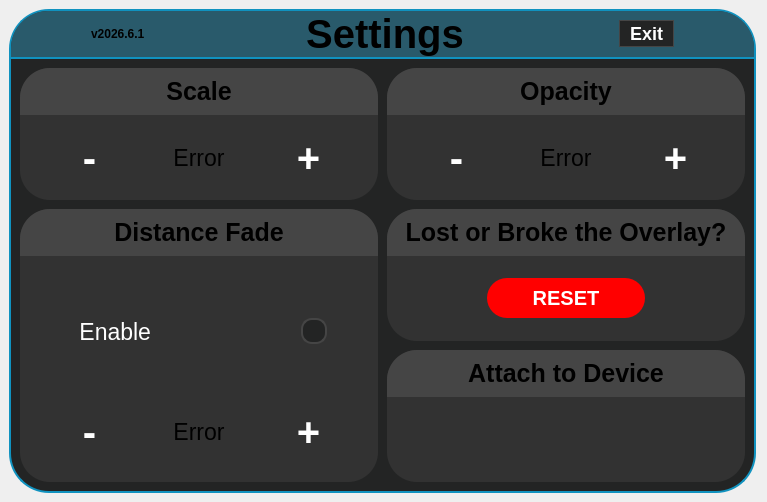
The window that src/userinterface/panicdashboard.ui (Trixxle/SeamenPerformanceOverlay) describes before a commit, drawn with Qt 5.
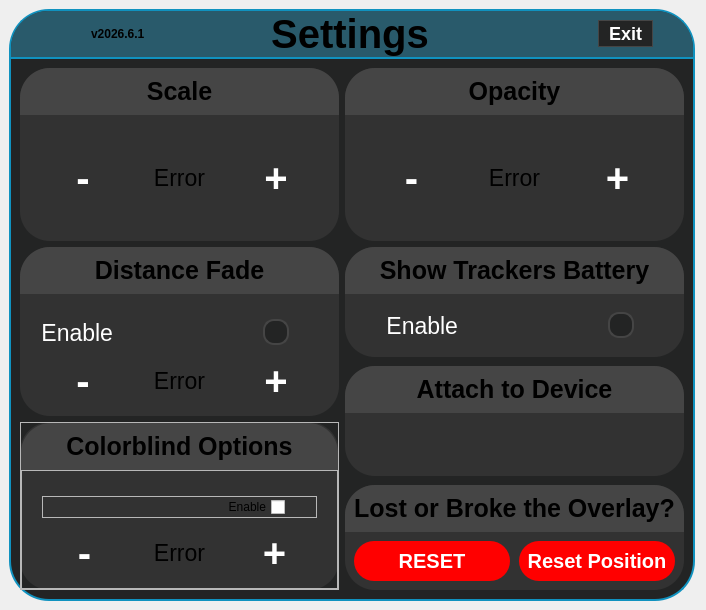
The same window after the commit. Icons and pictures are not drawn.

Commit message: Started working on adding colorblind options and a toggle to show trackers battery lives. UI is nearly finished, logic has not been done

```diff
--- a/src/userinterface/panicdashboard.ui
+++ b/src/userinterface/panicdashboard.ui
@@ -6,8 +6,8 @@
    <rect>
     <x>0</x>
     <y>0</y>
-    <width>767</width>
-    <height>502</height>
+    <width>695</width>
+    <height>610</height>
    </rect>
   </property>
   <property name="windowTitle">
@@ -57,17 +57,17 @@
 
 
 /* --- The 4 Inner Grid Panels  Specific Styling--- */
-#ScaleFrame, #OpacityFrame, #DistanceFadeFrame, #ResetFrame, #AttachedDeviceFrame {
+#colorBlindnessFrame, #showTrackersFrame, #ScaleFrame, #OpacityFrame, #DistanceFadeFrame, #ResetFrame, #AttachedDeviceFrame {
     background-color: rgb(50, 50, 50);
     border-radius: 30px;
 }
 
-#ScaleTitle, #OpacityTitle, #DistanceFadeTitle, #LostOrBrokeTitle, #AttachedDeviceTitle {
+#colorBlindnessTitle, #showTrackersTitle, #ScaleTitle, #OpacityTitle, #DistanceFadeTitle, #LostOrBrokeTitle, #AttachedDeviceTitle {
 	font-size: 25px;
     font-weight: bold;
 }
 
-#DistanceFadeTitleFrame, #ScaleTitleFrame, #OpacityTitleFrame, #LostOrBrokeTitleFrame, #AttachedDeviceTitleFrame {
+#colorBlindnessTitleFrame, #showTrackersTitleFrame, #DistanceFadeTitleFrame, #ScaleTitleFrame, #OpacityTitleFrame, #LostOrBrokeTitleFrame, #AttachedDeviceTitleFrame {
     background-color: #454545;
     border-top-left-radius: 30px;
     border-top-right-radius: 30px;
@@ -75,37 +75,37 @@
     border-bottom-right-radius: 0px;
 }
 
-#DistanceFadeInteractionFrame, #panicButtonFrame, #DistanceFadeCheckFrame{
+#DistanceFadeInteractionFrame, #panicButtonFrame, #DistanceFadeCheckFrame, #showTrackersCheckboxFrame {
 	background-color: transparent;
 	border: none;
 }
 
-/* --- Checkbox Container --- */
-#distanceFadeCheck {
+/* --- Checkboxes  --- */
+#distanceFadeCheck, #showTrackersCheckbox {
 	font-size: 23px;
-    spacing: 150px; /* Pushes the 'Enable' text away from the box */
+    spacing: 150px;
     color: white;
 }
 
 /* --- The Unchecked State (Empty Circle) --- */
-#distanceFadeCheck::indicator {
+#distanceFadeCheck::indicator, #showTrackersCheckbox::indicator {
     width: 22px;
     height: 22px;
-    border-radius: 11px; /* Setting radius to half the width makes a perfect circle */
-    background-color: #232424; /* Matches your darkest background */
-    border: 2px solid #454545; /* Subtle grey ring */
+    border-radius: 11px;
+    background-color: #232424; 
+    border: 2px solid #454545; 
 }
 
 /* --- Hover State --- */
-#distanceFadeCheck::indicator:hover {
-    border: 2px solid rgb(16, 146, 191); /* Glows blue when hovered */
+#distanceFadeCheck::indicator:hover, #showTrackersCheckbox::indicator:hover {
+    border: 2px solid rgb(16, 146, 191); 
 }
 
 /* --- The Checked State (Filled Blue Circle) --- */
-#distanceFadeCheck::indicator:checked {
+#distanceFadeCheck::indicator:checked, #showTrackersCheckbox::indicator:checked {
     background-color: rgb(16, 146, 191); 
     border: 2px solid #232424;
-    image: none; /* Prevents standard Qt checkmark from drawing over it */
+    image: none; 
 }
 
 /*--- Global QLabel --- */
@@ -117,10 +117,10 @@
 QPushButton {
     background-color: transparent;
     color: white;
-    border-radius: 28px;
+    border-radius: 20px;
     font-size: 40px;
     font-weight: bold;
-    padding: 2px 10px; /* Adjust padding to fit your preferred height */
+    padding: 2px 10px; 
 }
 
 QPushButton:hover {
@@ -133,7 +133,7 @@
 
 /* --- Specific Button Overrides --- */
 #panicQuitButton {
-    background-color: #232424; /* Darker background for the quit button */
+    background-color: #232424; 
     font-size: 18px;
     border: 1px solid #454545;
     border-radius: 15px;
@@ -147,22 +147,22 @@
     background-color: #232424
 }
 
-#panicButton {
+#panicButton, #resetPositionButton {
     background-color: #ff0000;
     font-size: 20px;
     padding: 8px;
     border-radius: 20px;
 }
 
-#panicButton:hover {
+#panicButton:hover, #resetPositionButton:hover {
     background-color: #cc0000;
 }
 
-#panicButton:pressed{
+#panicButton:pressed, #resetPositionButton:pressed {
 	background-color: rgb(128,0,0);
 }
 
-#HMDButton:disabled {
+#HMDButton:disabled, #resetPositionButton:disabled {
 	opacity: 05;
 }</string>
   </property>
@@ -225,7 +225,7 @@
         <property name="frameShadow">
          <enum>QFrame::Shadow::Raised</enum>
         </property>
-        <layout class="QHBoxLayout" name="horizontalLayout" stretch="0,0,30,0,29,0,0">
+        <layout class="QHBoxLayout" name="horizontalLayout" stretch="0,0,30,0,40,0">
          <property name="spacing">
           <number>0</number>
          </property>
@@ -319,19 +319,6 @@
            </property>
           </widget>
          </item>
-         <item>
-          <spacer name="horizontalSpacer">
-           <property name="orientation">
-            <enum>Qt::Orientation::Horizontal</enum>
-           </property>
-           <property name="sizeHint" stdset="0">
-            <size>
-             <width>40</width>
-             <height>20</height>
-            </size>
-           </property>
-          </spacer>
-         </item>
         </layout>
        </widget>
       </item>
@@ -350,120 +337,6 @@
          <enum>QFrame::Shadow::Raised</enum>
         </property>
         <layout class="QGridLayout" name="gridLayout">
-         <property name="spacing">
-          <number>9</number>
-         </property>
-         <item row="0" column="1">
-          <widget class="QFrame" name="OpacityFrame">
-           <property name="frameShape">
-            <enum>QFrame::Shape::StyledPanel</enum>
-           </property>
-           <property name="frameShadow">
-            <enum>QFrame::Shadow::Raised</enum>
-           </property>
-           <layout class="QVBoxLayout" name="verticalLayout_3" stretch="0,4">
-            <property name="spacing">
-             <number>0</number>
-            </property>
-            <property name="leftMargin">
-             <number>0</number>
-            </property>
-            <property name="topMargin">
-             <number>0</number>
-            </property>
-            <property name="rightMargin">
-             <number>0</number>
-            </property>
-            <property name="bottomMargin">
-             <number>0</number>
-            </property>
-            <item>
-             <widget class="QFrame" name="OpacityTitleFrame">
-              <property name="frameShape">
-               <enum>QFrame::Shape::StyledPanel</enum>
-              </property>
-              <property name="frameShadow">
-               <enum>QFrame::Shadow::Raised</enum>
-              </property>
-              <layout class="QVBoxLayout" name="verticalLayout_9">
-               <item>
-                <widget class="QLabel" name="OpacityTitle">
-                 <property name="font">
-                  <font>
-                   <family>Segoe UI</family>
-                   <pointsize>-1</pointsize>
-                   <bold>true</bold>
-                  </font>
-                 </property>
-                 <property name="text">
-                  <string>Opacity</string>
-                 </property>
-                 <property name="alignment">
-                  <set>Qt::AlignmentFlag::AlignCenter</set>
-                 </property>
-                </widget>
-               </item>
-              </layout>
-             </widget>
-            </item>
-            <item>
-             <layout class="QHBoxLayout" name="OpacityButtonsLayout">
-              <property name="spacing">
-               <number>10</number>
-              </property>
-              <property name="leftMargin">
-               <number>20</number>
-              </property>
-              <property name="topMargin">
-               <number>10</number>
-              </property>
-              <property name="rightMargin">
-               <number>20</number>
-              </property>
-              <property name="bottomMargin">
-               <number>10</number>
-              </property>
-              <item>
-               <widget class="QPushButton" name="MinusOpacity">
-                <property name="sizePolicy">
-                 <sizepolicy hsizetype="Minimum" vsizetype="Expanding">
-                  <horstretch>0</horstretch>
-                  <verstretch>0</verstretch>
-                 </sizepolicy>
-                </property>
-                <property name="text">
-                 <string>-</string>
-                </property>
-               </widget>
-              </item>
-              <item>
-               <widget class="QLabel" name="OpacityVar">
-                <property name="text">
-                 <string>Error</string>
-                </property>
-                <property name="alignment">
-                 <set>Qt::AlignmentFlag::AlignCenter</set>
-                </property>
-               </widget>
-              </item>
-              <item>
-               <widget class="QPushButton" name="PlusOpacity">
-                <property name="sizePolicy">
-                 <sizepolicy hsizetype="Minimum" vsizetype="Expanding">
-                  <horstretch>0</horstretch>
-                  <verstretch>0</verstretch>
-                 </sizepolicy>
-                </property>
-                <property name="text">
-                 <string>+</string>
-                </property>
-               </widget>
-              </item>
-             </layout>
-            </item>
-           </layout>
-          </widget>
-         </item>
          <item row="0" column="0">
           <widget class="QFrame" name="ScaleFrame">
            <property name="frameShape">
@@ -578,15 +451,15 @@
            </layout>
           </widget>
          </item>
-         <item row="1" column="1">
-          <widget class="QFrame" name="ResetFrame">
+         <item row="0" column="1">
+          <widget class="QFrame" name="OpacityFrame">
            <property name="frameShape">
             <enum>QFrame::Shape::StyledPanel</enum>
            </property>
            <property name="frameShadow">
             <enum>QFrame::Shadow::Raised</enum>
            </property>
-           <layout class="QVBoxLayout" name="verticalLayout_4" stretch="0,4">
+           <layout class="QVBoxLayout" name="verticalLayout_3" stretch="0,4">
             <property name="spacing">
              <number>0</number>
             </property>
@@ -603,16 +476,16 @@
              <number>0</number>
             </property>
             <item>
-             <widget class="QFrame" name="LostOrBrokeTitleFrame">
+             <widget class="QFrame" name="OpacityTitleFrame">
               <property name="frameShape">
                <enum>QFrame::Shape::StyledPanel</enum>
               </property>
               <property name="frameShadow">
                <enum>QFrame::Shadow::Raised</enum>
               </property>
-              <layout class="QVBoxLayout" name="verticalLayout_10">
+              <layout class="QVBoxLayout" name="verticalLayout_9">
                <item>
-                <widget class="QLabel" name="LostOrBrokeTitle">
+                <widget class="QLabel" name="OpacityTitle">
                  <property name="font">
                   <font>
                    <family>Segoe UI</family>
@@ -621,7 +494,7 @@
                   </font>
                  </property>
                  <property name="text">
-                  <string>Lost or Broke the Overlay?</string>
+                  <string>Opacity</string>
                  </property>
                  <property name="alignment">
                   <set>Qt::AlignmentFlag::AlignCenter</set>
@@ -632,52 +505,72 @@
              </widget>
             </item>
             <item>
-             <widget class="QFrame" name="panicButtonFrame">
-              <property name="frameShape">
-               <enum>QFrame::Shape::StyledPanel</enum>
-              </property>
-              <property name="frameShadow">
-               <enum>QFrame::Shadow::Raised</enum>
-              </property>
-              <layout class="QVBoxLayout" name="verticalLayout_11">
+             <layout class="QHBoxLayout" name="OpacityButtonsLayout">
                <property name="spacing">
-                <number>0</number>
+               <number>10</number>
                </property>
                <property name="leftMargin">
-                <number>100</number>
+               <number>20</number>
                </property>
                <property name="topMargin">
-                <number>0</number>
+               <number>10</number>
                </property>
                <property name="rightMargin">
-                <number>100</number>
+               <number>20</number>
                </property>
                <property name="bottomMargin">
+               <number>10</number>
+              </property>
+              <item>
+               <widget class="QPushButton" name="MinusOpacity">
+                <property name="sizePolicy">
+                 <sizepolicy hsizetype="Minimum" vsizetype="Expanding">
+                  <horstretch>0</horstretch>
+                  <verstretch>0</verstretch>
+                 </sizepolicy>
+                </property>
+                <property name="text">
+                 <string>-</string>
+                </property>
+               </widget>
+              </item>
+              <item>
+               <widget class="QLabel" name="OpacityVar">
+                <property name="text">
+                 <string>Error</string>
+                </property>
+                <property name="alignment">
+                 <set>Qt::AlignmentFlag::AlignCenter</set>
+                </property>
+               </widget>
+              </item>
+              <item>
+               <widget class="QPushButton" name="PlusOpacity">
+                <property name="sizePolicy">
+                 <sizepolicy hsizetype="Minimum" vsizetype="Expanding">
+                  <horstretch>0</horstretch>
+                  <verstretch>0</verstretch>
+                 </sizepolicy>
+                </property>
+                <property name="text">
+                 <string>+</string>
+                </property>
+               </widget>
+              </item>
+             </layout>
+            </item>
+           </layout>
+          </widget>
+         </item>
+         <item row="1" column="0">
+          <layout class="QVBoxLayout" name="subLayoutForDistanceFadeAndColorblindOptions">
+           <property name="spacing">
+            <number>6</number>
+           </property>
+           <property name="topMargin">
                 <number>0</number>
                </property>
                <item>
-                <widget class="QPushButton" name="panicButton">
-                 <property name="font">
-                  <font>
-                   <pointsize>-1</pointsize>
-                   <bold>true</bold>
-                  </font>
-                 </property>
-                 <property name="styleSheet">
-                  <string notr="true"/>
-                 </property>
-                 <property name="text">
-                  <string>RESET</string>
-                 </property>
-                </widget>
-               </item>
-              </layout>
-             </widget>
-            </item>
-           </layout>
-          </widget>
-         </item>
-         <item row="1" column="0" rowspan="2">
           <widget class="QFrame" name="DistanceFadeFrame">
            <property name="frameShape">
             <enum>QFrame::Shape::StyledPanel</enum>
@@ -776,7 +669,7 @@
                    <number>0</number>
                   </property>
                   <property name="rightMargin">
-                   <number>31</number>
+                     <number>30</number>
                   </property>
                   <property name="bottomMargin">
                    <number>0</number>
@@ -858,7 +751,329 @@
            </layout>
           </widget>
          </item>
-         <item row="2" column="1">
+           <item>
+            <widget class="QFrame" name="colorBlindnessFrame">
+             <property name="frameShape">
+              <enum>QFrame::Shape::StyledPanel</enum>
+             </property>
+             <property name="frameShadow">
+              <enum>QFrame::Shadow::Raised</enum>
+             </property>
+             <layout class="QVBoxLayout" name="verticalLayout_17">
+              <property name="spacing">
+               <number>0</number>
+              </property>
+              <property name="leftMargin">
+               <number>0</number>
+              </property>
+              <property name="topMargin">
+               <number>0</number>
+              </property>
+              <property name="rightMargin">
+               <number>0</number>
+              </property>
+              <property name="bottomMargin">
+               <number>0</number>
+              </property>
+              <item>
+               <widget class="QFrame" name="DistanceFadeFrame_2">
+                <property name="frameShape">
+                 <enum>QFrame::Shape::StyledPanel</enum>
+                </property>
+                <property name="frameShadow">
+                 <enum>QFrame::Shadow::Raised</enum>
+                </property>
+                <layout class="QVBoxLayout" name="verticalLayout_11" stretch="0,4">
+                 <property name="spacing">
+                  <number>0</number>
+                 </property>
+                 <property name="leftMargin">
+                  <number>0</number>
+                 </property>
+                 <property name="topMargin">
+                  <number>0</number>
+                 </property>
+                 <property name="rightMargin">
+                  <number>0</number>
+                 </property>
+                 <property name="bottomMargin">
+                  <number>0</number>
+                 </property>
+                 <item>
+                  <widget class="QFrame" name="colorBlindnessTitleFrame">
+                   <property name="styleSheet">
+                    <string notr="true"/>
+                   </property>
+                   <property name="frameShape">
+                    <enum>QFrame::Shape::StyledPanel</enum>
+                   </property>
+                   <property name="frameShadow">
+                    <enum>QFrame::Shadow::Raised</enum>
+                   </property>
+                   <layout class="QVBoxLayout" name="verticalLayout_15">
+                    <item>
+                     <widget class="QLabel" name="colorBlindnessTitle">
+                      <property name="font">
+                       <font>
+                        <family>Segoe UI</family>
+                        <pointsize>-1</pointsize>
+                        <bold>true</bold>
+                       </font>
+                      </property>
+                      <property name="text">
+                       <string>Colorblind Options</string>
+                      </property>
+                      <property name="alignment">
+                       <set>Qt::AlignmentFlag::AlignCenter</set>
+                      </property>
+                     </widget>
+                    </item>
+                   </layout>
+                  </widget>
+                 </item>
+                 <item>
+                  <widget class="QFrame" name="DistanceFadeInteractionFrame_2">
+                   <property name="frameShape">
+                    <enum>QFrame::Shape::StyledPanel</enum>
+                   </property>
+                   <property name="frameShadow">
+                    <enum>QFrame::Shadow::Raised</enum>
+                   </property>
+                   <layout class="QVBoxLayout" name="verticalLayout_16" stretch="0,0">
+                    <property name="spacing">
+                     <number>0</number>
+                    </property>
+                    <property name="leftMargin">
+                     <number>20</number>
+                    </property>
+                    <property name="topMargin">
+                     <number>25</number>
+                    </property>
+                    <property name="rightMargin">
+                     <number>20</number>
+                    </property>
+                    <property name="bottomMargin">
+                     <number>0</number>
+                    </property>
+                    <item>
+                     <widget class="QFrame" name="DistanceFadeCheckFrame_2">
+                      <property name="frameShape">
+                       <enum>QFrame::Shape::StyledPanel</enum>
+                      </property>
+                      <property name="frameShadow">
+                       <enum>QFrame::Shadow::Raised</enum>
+                      </property>
+                      <layout class="QHBoxLayout" name="horizontalLayout_4">
+                       <property name="spacing">
+                        <number>0</number>
+                       </property>
+                       <property name="leftMargin">
+                        <number>0</number>
+                       </property>
+                       <property name="topMargin">
+                        <number>0</number>
+                       </property>
+                       <property name="rightMargin">
+                        <number>31</number>
+                       </property>
+                       <property name="bottomMargin">
+                        <number>0</number>
+                       </property>
+                       <item>
+                        <widget class="QCheckBox" name="distanceFadeCheck_2">
+                         <property name="layoutDirection">
+                          <enum>Qt::LayoutDirection::RightToLeft</enum>
+                         </property>
+                         <property name="text">
+                          <string>Enable</string>
+                         </property>
+                         <property name="tristate">
+                          <bool>false</bool>
+                         </property>
+                        </widget>
+                       </item>
+                      </layout>
+                     </widget>
+                    </item>
+                    <item>
+                     <layout class="QHBoxLayout" name="DistanceFadeButtonsLayout_2">
+                      <property name="spacing">
+                       <number>10</number>
+                      </property>
+                      <property name="leftMargin">
+                       <number>0</number>
+                      </property>
+                      <property name="topMargin">
+                       <number>10</number>
+                      </property>
+                      <property name="rightMargin">
+                       <number>0</number>
+                      </property>
+                      <property name="bottomMargin">
+                       <number>10</number>
+                      </property>
+                      <item>
+                       <widget class="QPushButton" name="MinusDistanceFade_2">
+                        <property name="sizePolicy">
+                         <sizepolicy hsizetype="Minimum" vsizetype="Preferred">
+                          <horstretch>0</horstretch>
+                          <verstretch>0</verstretch>
+                         </sizepolicy>
+                        </property>
+                        <property name="text">
+                         <string>-</string>
+                        </property>
+                       </widget>
+                      </item>
+                      <item>
+                       <widget class="QLabel" name="DistanceFadeVar_2">
+                        <property name="text">
+                         <string>Error</string>
+                        </property>
+                        <property name="alignment">
+                         <set>Qt::AlignmentFlag::AlignCenter</set>
+                        </property>
+                       </widget>
+                      </item>
+                      <item>
+                       <widget class="QPushButton" name="PlusDistanceFade_2">
+                        <property name="sizePolicy">
+                         <sizepolicy hsizetype="Minimum" vsizetype="Preferred">
+                          <horstretch>0</horstretch>
+                          <verstretch>0</verstretch>
+                         </sizepolicy>
+                        </property>
+                        <property name="text">
+                         <string>+</string>
+                        </property>
+                       </widget>
+                      </item>
+                     </layout>
+                    </item>
+                   </layout>
+                  </widget>
+                 </item>
+                </layout>
+               </widget>
+              </item>
+             </layout>
+            </widget>
+           </item>
+          </layout>
+         </item>
+         <item row="1" column="1">
+          <layout class="QVBoxLayout" name="subLayout" stretch="0,0,0">
+           <property name="spacing">
+            <number>9</number>
+           </property>
+           <property name="topMargin">
+            <number>0</number>
+           </property>
+           <item>
+            <widget class="QFrame" name="showTrackersFrame">
+             <property name="frameShape">
+              <enum>QFrame::Shape::StyledPanel</enum>
+             </property>
+             <property name="frameShadow">
+              <enum>QFrame::Shadow::Raised</enum>
+             </property>
+             <layout class="QVBoxLayout" name="verticalLayout_21" stretch="0,4">
+              <property name="spacing">
+               <number>0</number>
+              </property>
+              <property name="leftMargin">
+               <number>0</number>
+              </property>
+              <property name="topMargin">
+               <number>0</number>
+              </property>
+              <property name="rightMargin">
+               <number>0</number>
+              </property>
+              <property name="bottomMargin">
+               <number>0</number>
+              </property>
+              <item>
+               <widget class="QFrame" name="showTrackersTitleFrame">
+                <property name="frameShape">
+                 <enum>QFrame::Shape::StyledPanel</enum>
+                </property>
+                <property name="frameShadow">
+                 <enum>QFrame::Shadow::Raised</enum>
+                </property>
+                <layout class="QVBoxLayout" name="verticalLayout_18" stretch="0">
+                 <property name="spacing">
+                  <number>6</number>
+                 </property>
+                 <property name="leftMargin">
+                  <number>9</number>
+                 </property>
+                 <property name="topMargin">
+                  <number>9</number>
+                 </property>
+                 <property name="rightMargin">
+                  <number>9</number>
+                 </property>
+                 <property name="bottomMargin">
+                  <number>9</number>
+                 </property>
+                 <item>
+                  <widget class="QLabel" name="showTrackersTitle">
+                   <property name="layoutDirection">
+                    <enum>Qt::LayoutDirection::LeftToRight</enum>
+                   </property>
+                   <property name="text">
+                    <string>Show Trackers Battery</string>
+                   </property>
+                   <property name="alignment">
+                    <set>Qt::AlignmentFlag::AlignCenter</set>
+                   </property>
+                  </widget>
+                 </item>
+                </layout>
+               </widget>
+              </item>
+              <item>
+               <widget class="QFrame" name="showTrackersCheckboxFrame">
+                <property name="frameShape">
+                 <enum>QFrame::Shape::StyledPanel</enum>
+                </property>
+                <property name="frameShadow">
+                 <enum>QFrame::Shadow::Raised</enum>
+                </property>
+                <layout class="QVBoxLayout" name="verticalLayout_19">
+                 <property name="spacing">
+                  <number>0</number>
+                 </property>
+                 <property name="leftMargin">
+                  <number>20</number>
+                 </property>
+                 <property name="topMargin">
+                  <number>0</number>
+                 </property>
+                 <property name="rightMargin">
+                  <number>50</number>
+                 </property>
+                 <property name="bottomMargin">
+                  <number>0</number>
+                 </property>
+                 <item>
+                  <widget class="QCheckBox" name="showTrackersCheckbox">
+                   <property name="layoutDirection">
+                    <enum>Qt::LayoutDirection::RightToLeft</enum>
+                   </property>
+                   <property name="text">
+                    <string>Enable</string>
+                   </property>
+                  </widget>
+                 </item>
+                </layout>
+               </widget>
+              </item>
+             </layout>
+            </widget>
+           </item>
+           <item>
           <widget class="QFrame" name="AttachedDeviceFrame">
            <property name="frameShape">
             <enum>QFrame::Shape::StyledPanel</enum>
@@ -866,7 +1081,7 @@
            <property name="frameShadow">
             <enum>QFrame::Shadow::Raised</enum>
            </property>
-           <layout class="QVBoxLayout" name="verticalLayout_13" stretch="0,4">
+             <layout class="QVBoxLayout" name="verticalLayout_13" stretch="0,0">
             <property name="spacing">
              <number>0</number>
             </property>
@@ -1010,6 +1225,126 @@
             </item>
            </layout>
           </widget>
+           </item>
+           <item>
+            <widget class="QFrame" name="ResetFrame">
+             <property name="frameShape">
+              <enum>QFrame::Shape::StyledPanel</enum>
+             </property>
+             <property name="frameShadow">
+              <enum>QFrame::Shadow::Raised</enum>
+             </property>
+             <layout class="QVBoxLayout" name="verticalLayout_4" stretch="0,0">
+              <property name="spacing">
+               <number>0</number>
+              </property>
+              <property name="leftMargin">
+               <number>0</number>
+              </property>
+              <property name="topMargin">
+               <number>0</number>
+              </property>
+              <property name="rightMargin">
+               <number>0</number>
+              </property>
+              <property name="bottomMargin">
+               <number>0</number>
+              </property>
+              <item>
+               <widget class="QFrame" name="LostOrBrokeTitleFrame">
+                <property name="frameShape">
+                 <enum>QFrame::Shape::StyledPanel</enum>
+                </property>
+                <property name="frameShadow">
+                 <enum>QFrame::Shadow::Raised</enum>
+                </property>
+                <layout class="QVBoxLayout" name="verticalLayout_10">
+                 <item>
+                  <widget class="QLabel" name="LostOrBrokeTitle">
+                   <property name="font">
+                    <font>
+                     <family>Segoe UI</family>
+                     <pointsize>-1</pointsize>
+                     <bold>true</bold>
+                    </font>
+                   </property>
+                   <property name="text">
+                    <string>Lost or Broke the Overlay?</string>
+                   </property>
+                   <property name="alignment">
+                    <set>Qt::AlignmentFlag::AlignCenter</set>
+                   </property>
+                  </widget>
+                 </item>
+                </layout>
+               </widget>
+              </item>
+              <item>
+               <widget class="QFrame" name="panicButtonFrame">
+                <property name="frameShape">
+                 <enum>QFrame::Shape::StyledPanel</enum>
+                </property>
+                <property name="frameShadow">
+                 <enum>QFrame::Shadow::Raised</enum>
+                </property>
+                <layout class="QHBoxLayout" name="horizontalLayout_3">
+                 <property name="spacing">
+                  <number>9</number>
+                 </property>
+                 <property name="leftMargin">
+                  <number>9</number>
+                 </property>
+                 <item>
+                  <widget class="QPushButton" name="panicButton">
+                   <property name="sizePolicy">
+                    <sizepolicy hsizetype="Minimum" vsizetype="Fixed">
+                     <horstretch>0</horstretch>
+                     <verstretch>0</verstretch>
+                    </sizepolicy>
+                   </property>
+                   <property name="font">
+                    <font>
+                     <pointsize>-1</pointsize>
+                     <bold>true</bold>
+                    </font>
+                   </property>
+                   <property name="toolTip">
+                    <string>Resets all values to default</string>
+                   </property>
+                   <property name="toolTipDuration">
+                    <number>0</number>
+                   </property>
+                   <property name="whatsThis">
+                    <string>Resets everything to default - Scale, position, distance fade, opacity, what controller the overlay is attached to, showing trackers battery levels.</string>
+                   </property>
+                   <property name="styleSheet">
+                    <string notr="true"/>
+                   </property>
+                   <property name="text">
+                    <string>RESET</string>
+                   </property>
+                  </widget>
+                 </item>
+                 <item>
+                  <widget class="QPushButton" name="resetPositionButton">
+                   <property name="toolTip">
+                    <string>Resets only position</string>
+                   </property>
+                   <property name="whatsThis">
+                    <string>Resets only the position of the overlay and what controller it is attached to. It will attemp to bind to the left one and fall back to the right one. If neither are available it will show in front of you.</string>
+                   </property>
+                   <property name="text">
+                    <string>Reset Position</string>
+                   </property>
+                  </widget>
+                 </item>
+                </layout>
+               </widget>
+              </item>
+             </layout>
+            </widget>
+           </item>
+          </layout>
          </item>
         </layout>
        </widget>
```
Lines whose indentation alone changed are shown as unchanged. The commit also changes 5 other files.
